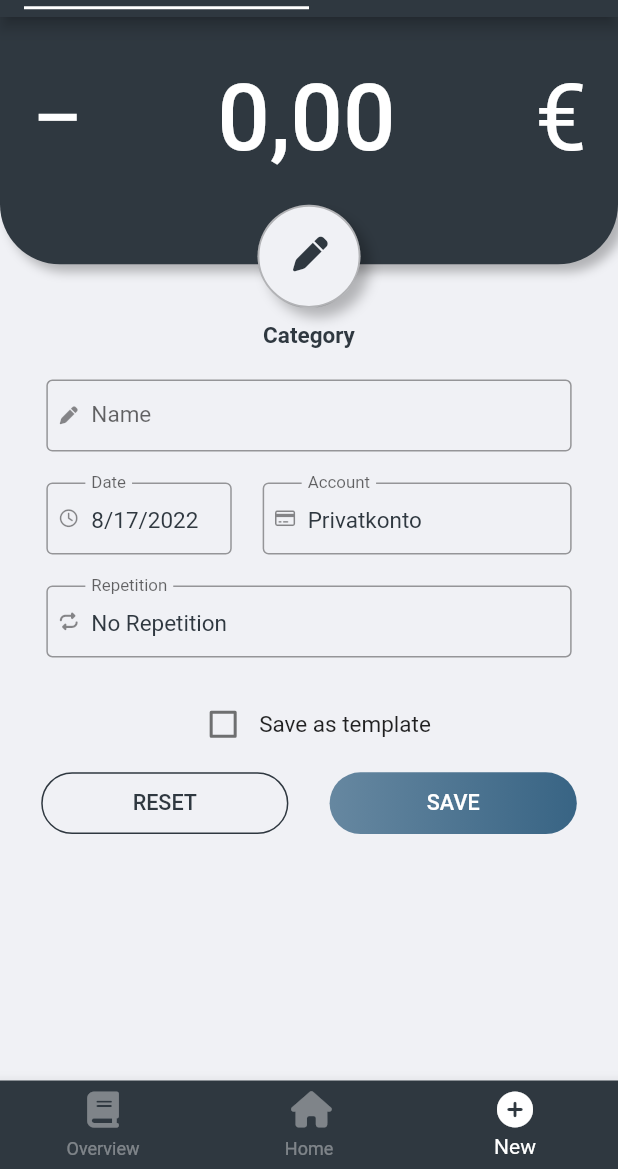
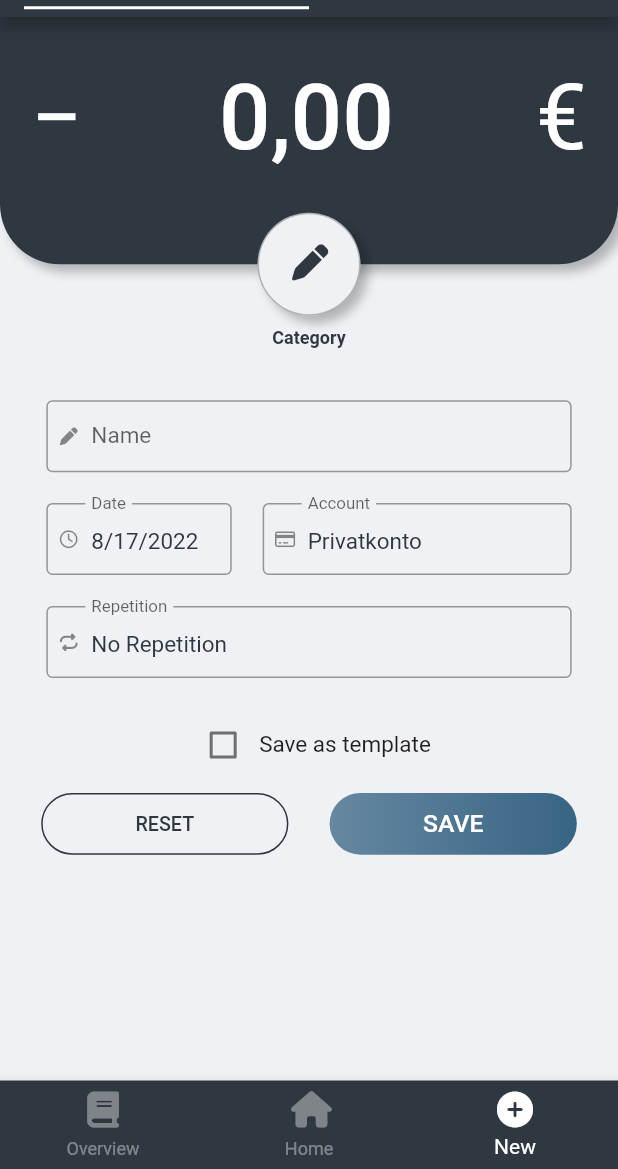
Before and after one commit to Shiyam23/project_ledger, a Flutter app: the screen it shows after launch, swiped to page 4, on a phone screen of 412 x 824 dp, the part 67-1236 px from its top. Run offline on Flutter 3.47's test engine with Material 2 defaults, Android fonts, the phone set to English and light mode, and no system bars; our stand-ins replace bloc, charts_flutter, convert, dotted_border, equatable, file_picker and 7 more; missing offline and left inert: better_open_file, currency_picker; accounts and stored records are empty; network calls fail.

Commit message:
Add compatibility with small screen devices

```diff
--- a/lib/components/CategorySelectionSheet.dart
+++ b/lib/components/CategorySelectionSheet.dart
@@ -63,6 +63,7 @@ import 'package:project_ez_finance/services/HiveDatabase.dart';
       (category) => Column(
         children: [
           CategoryIcon(
+            size: MediaQuery.of(context).size.width / 15,
             iconData: category.icon!.iconData,
             onTap: () => Navigator.pop<Category>(context, category)
           ,),
--- a/lib/components/button/Button.dart
+++ b/lib/components/button/Button.dart
@@ -30,10 +30,7 @@ class RoundGradientButton extends StatelessWidget {
       ),
       child: TextButton(
         style: TextButton.styleFrom(
-          //minimumSize: Size(150,40),
-          shape: RoundedRectangleBorder(
-            borderRadius: BorderRadius.circular(50),
-          ),
+          padding: EdgeInsets.zero
         ),
         onPressed: onPressed,
         child: Text(
@@ -42,7 +39,7 @@ class RoundGradientButton extends StatelessWidget {
             color: Colors.white,
             fontFamily: "Roboto",
             fontStyle: FontStyle.normal,
-            fontSize: width * 0.035
+            fontSize: width * widthRatio * 0.1
           ),
           textAlign: TextAlign.center,
         )
@@ -78,7 +75,7 @@ class RoundButton extends StatelessWidget {
       ),
       child: TextButton(
         style: TextButton.styleFrom(
-          //minimumSize: Size(150,40),
+          padding: EdgeInsets.zero,
           shape: RoundedRectangleBorder(
             borderRadius: BorderRadius.circular(50),
           ),
@@ -90,7 +87,7 @@ class RoundButton extends StatelessWidget {
             color: Theme.of(context).primaryColor,
             fontFamily: "Roboto",
             fontStyle: FontStyle.normal,
-            fontSize: screenWidth * 0.035
+            fontSize: screenWidth * widthRatio * 0.08
           ),
           textAlign: TextAlign.center,
         )
--- a/lib/screens/new/NewTransactionScreen.dart
+++ b/lib/screens/new/NewTransactionScreen.dart
@@ -52,18 +52,16 @@ class _NewTransactionScreenState extends State<NewTransactionScreen>{
 
   @override
   Widget build(BuildContext context) {
-    return  Column(
+    return  SingleChildScrollView(
+      child: Column(
         children: <Widget>[
           NewMoneyAmount(
             setController: setAmountController,
           ),
           Transform.translate(
-          offset: Offset(0,-30),
-          child: Transform.scale(
-            scale: 1.25,
+            offset: Offset(0,- MediaQuery.of(context).size.width/12,),
             child: NewCategoryIcon(
               onSelect: (category) => setCategory(context, category)
-            ),
             ),
           ),
           Container(
@@ -107,8 +105,8 @@ class _NewTransactionScreenState extends State<NewTransactionScreen>{
           NewBottonButtons(
             onSave: () => saveTransaction(context),
             onReset: () => resetInput(context)),
-        Spacer(flex: 1)
         ],
+      ),
     );
   }
 
--- a/lib/screens/new/income_expense/NewCategoryIcon.dart
+++ b/lib/screens/new/income_expense/NewCategoryIcon.dart
@@ -62,8 +62,8 @@ Widget build(BuildContext context) {
       children: <Widget>[
         _selectedCategory != null ?
           Container(
-            width: MediaQuery.of(context).size.height/15,
-            height: MediaQuery.of(context).size.height/15,
+            height: MediaQuery.of(context).size.width/6,
+            width: MediaQuery.of(context).size.width/6,
             decoration: BoxDecoration(
               boxShadow: [
                 BoxShadow(
@@ -78,13 +78,13 @@ Widget build(BuildContext context) {
               borderRadius: BorderRadius.circular(50)
             ),
             child: CategoryIcon(
-              size: MediaQuery.of(context).size.width*0.055,
+              size: MediaQuery.of(context).size.width / 14,
               onTap: onTap,
               iconData: _selectedCategory!.icon!.iconData),
           )
         : Container(
-            height: MediaQuery.of(context).size.height/15,
-            width: MediaQuery.of(context).size.height/15,
+            height: MediaQuery.of(context).size.width/6,
+            width: MediaQuery.of(context).size.width/6,
             decoration: BoxDecoration(
               boxShadow: [
                 BoxShadow(
@@ -105,7 +105,7 @@ Widget build(BuildContext context) {
               child: Transform.scale(
                 scale: 1,
                 child: CategoryIcon(
-                  size: MediaQuery.of(context).size.width*0.045,
+                  size: MediaQuery.of(context).size.width / 17,
                   onTap: onTap,
                   iconData: CategoryIconData(
                     backgroundColorInt: Colors.transparent.value,
--- a/lib/screens/new/income_expense/newMoneyAmountWidgets/NewMoneyAmount.dart
+++ b/lib/screens/new/income_expense/newMoneyAmountWidgets/NewMoneyAmount.dart
@@ -125,19 +125,24 @@ class _NewMoneyAmountState extends State<NewMoneyAmount> {
                 decimal: true,
                 signed: false
               ),
-
               decoration: InputDecoration(
                 border: InputBorder.none,
                 isCollapsed: true,
                 suffixStyle: TextStyle(
                   color: Colors.white,
-                  fontSize: MediaQuery.of(context).size.width * fontSizeFactor
+                  fontSize:
+                    MediaQuery.of(context).size.height
+                    * fontSizeFactor * 0.49
+                    * MediaQuery.of(context).textScaleFactor
                 ),
                 suffixText: getSuffix(),
                 prefixText: getPrefix(),
                 prefixStyle: TextStyle(
                   color: Colors.white,
-                  fontSize: MediaQuery.of(context).size.width * fontSizeFactor
+                  fontSize:
+                    MediaQuery.of(context).size.height
+                    * fontSizeFactor * 0.49
+                    * MediaQuery.of(context).textScaleFactor
                 ),
               ),
               cursorColor: Colors.white,
@@ -145,7 +150,11 @@ class _NewMoneyAmountState extends State<NewMoneyAmount> {
               style: TextStyle(
                 color: Colors.white,
                 fontWeight: FontWeight.w500,
-                fontSize: MediaQuery.of(context).size.width * fontSizeFactor,
+                fontSize:
+                  MediaQuery.of(context).size.height
+                  * fontSizeFactor * 0.49
+                  * MediaQuery.of(context).textScaleFactor
+                  ,
               ),
             ),
           ),
```
Lines whose indentation alone changed are shown as unchanged.
